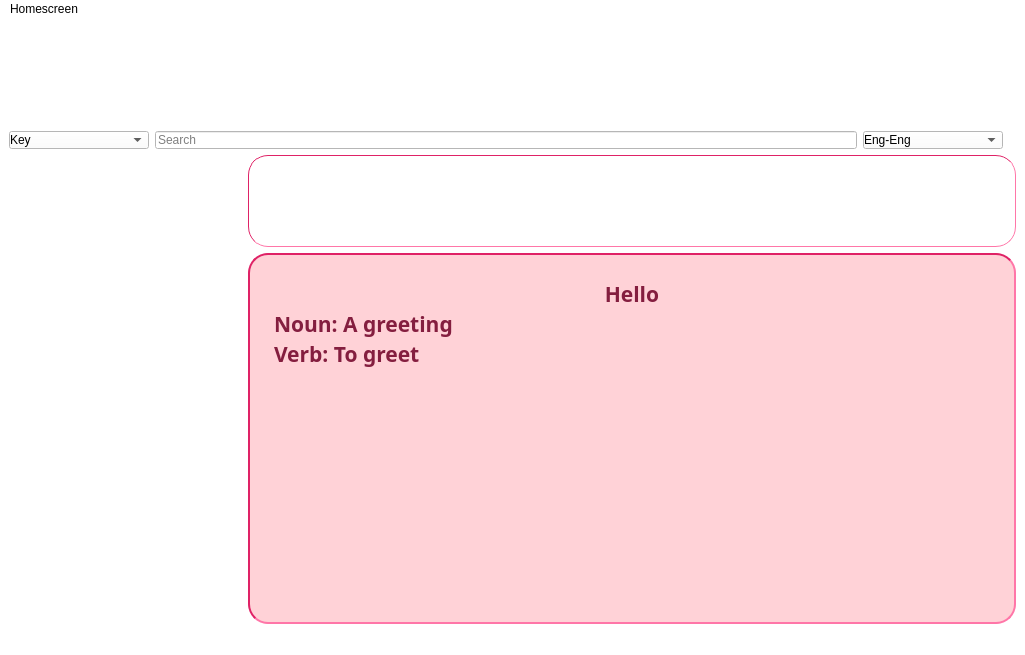
First picture: the form in mainwindow.ui, repository OHonSam/CS163_Group2_Dictionary, before the edit.
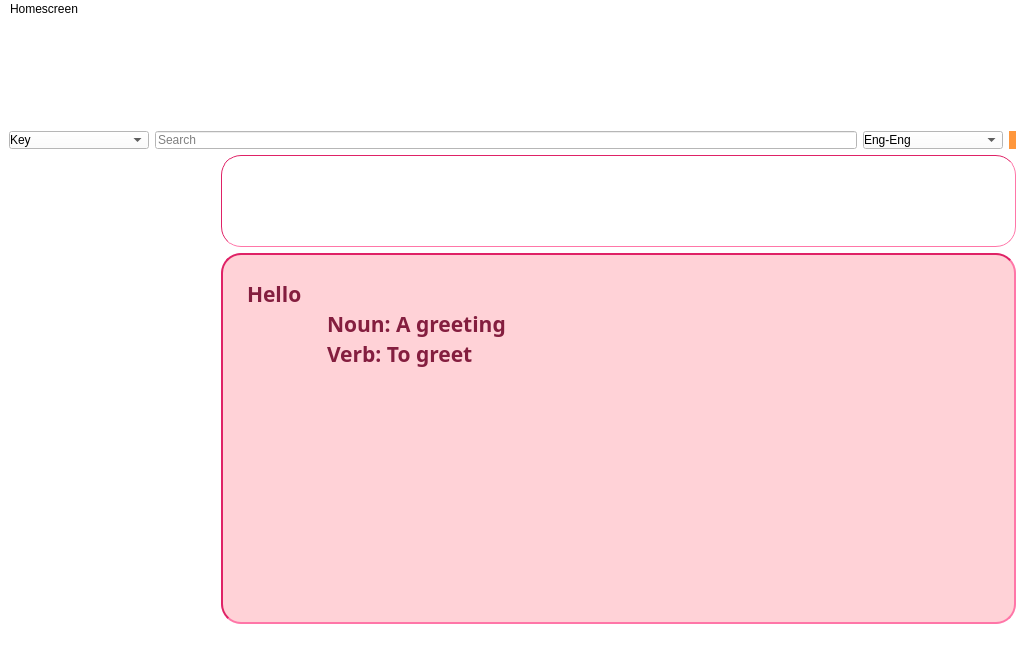
Second picture: the form after the edit. Icons and pictures are not drawn.

The edit to the form file:
```diff
--- a/mainwindow.ui
+++ b/mainwindow.ui
@@ -61,7 +61,7 @@
   min-width: 20px</string>
         </property>
         <property name="text">
-         <string>&lt;html&gt;&lt;head/&gt;&lt;body&gt;&lt;p align=&quot;center&quot;&gt;&lt;span style=&quot; font-size:16pt; font-weight:700; color:#ffffff;&quot;&gt;Multilple choice&lt;/span&gt;&lt;/p&gt;&lt;/body&gt;&lt;/html&gt;</string>
+         <string>&lt;html&gt;&lt;head/&gt;&lt;body&gt;&lt;p align=&quot;center&quot;&gt;&lt;span style=&quot; font-size:16pt; font-weight:700; color:#ffffff;&quot;&gt;Quiz&lt;/span&gt;&lt;/p&gt;&lt;/body&gt;&lt;/html&gt;</string>
         </property>
        </widget>
       </item>
@@ -249,6 +249,9 @@
           <property name="mouseTracking">
            <bool>true</bool>
           </property>
+          <property name="styleSheet">
+           <string notr="true">background-color: rgb(255, 151, 60);</string>
+          </property>
           <property name="text">
            <string/>
           </property>
@@ -317,9 +320,9 @@
 li.unchecked::marker { content: &quot;\2610&quot;; }
 li.checked::marker { content: &quot;\2612&quot;; }
 &lt;/style&gt;&lt;/head&gt;&lt;body style=&quot; font-family:'Comfortaa'; font-size:9pt; font-weight:400; font-style:normal;&quot;&gt;
-&lt;p align=&quot;center&quot; style=&quot; margin-top:0px; margin-bottom:0px; margin-left:0px; margin-right:0px; -qt-block-indent:0; text-indent:0px;&quot;&gt;&lt;span style=&quot; font-size:16pt; font-weight:700; color:#841e3f;&quot;&gt;Hello&lt;/span&gt;&lt;/p&gt;
-&lt;p align=&quot;justify&quot; style=&quot; margin-top:0px; margin-bottom:0px; margin-left:0px; margin-right:0px; -qt-block-indent:0; text-indent:0px;&quot;&gt;&lt;span style=&quot; font-size:16pt; font-weight:700; color:#841e3f;&quot;&gt;Noun: A greeting&lt;/span&gt;&lt;/p&gt;
-&lt;p align=&quot;justify&quot; style=&quot; margin-top:0px; margin-bottom:0px; margin-left:0px; margin-right:0px; -qt-block-indent:0; text-indent:0px;&quot;&gt;&lt;span style=&quot; font-size:16pt; font-weight:700; color:#841e3f;&quot;&gt;Verb: To greet&lt;/span&gt;&lt;/p&gt;&lt;/body&gt;&lt;/html&gt;</string>
+&lt;p style=&quot; margin-top:0px; margin-bottom:0px; margin-left:0px; margin-right:0px; -qt-block-indent:0; text-indent:0px;&quot;&gt;&lt;span style=&quot; font-size:16pt; font-weight:700; color:#841e3f;&quot;&gt;Hello&lt;/span&gt;&lt;/p&gt;
+&lt;p align=&quot;justify&quot; style=&quot; margin-top:0px; margin-bottom:0px; margin-left:0px; margin-right:0px; -qt-block-indent:0; text-indent:0px;&quot;&gt;&lt;span style=&quot; font-size:16pt; font-weight:700; color:#841e3f;&quot;&gt;	Noun: A greeting&lt;/span&gt;&lt;/p&gt;
+&lt;p align=&quot;justify&quot; style=&quot; margin-top:0px; margin-bottom:0px; margin-left:0px; margin-right:0px; -qt-block-indent:0; text-indent:0px;&quot;&gt;&lt;span style=&quot; font-size:16pt; font-weight:700; color:#841e3f;&quot;&gt;	Verb: To greet&lt;/span&gt;&lt;/p&gt;&lt;/body&gt;&lt;/html&gt;</string>
         </property>
         <property name="placeholderText">
          <string>Displaying...</string>
```
Left out of the diff: 2 changed lines with no effect on the pictures.
